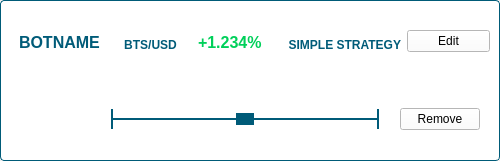
Old version of the form dexbot/views/orig/bot_item_widget.ui in the repository xeroc/stakemachine.
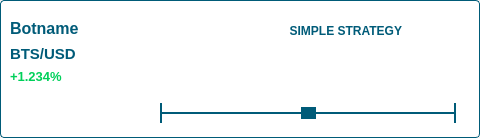
New version of the form. Icons and pictures are not drawn.

Commit message: Change styling of the bot item widget

The edit to the form file:
```diff
--- a/dexbot/views/orig/bot_item_widget.ui
+++ b/dexbot/views/orig/bot_item_widget.ui
@@ -9,12 +9,12 @@
    <rect>
     <x>0</x>
     <y>0</y>
-    <width>500</width>
-    <height>161</height>
+    <width>480</width>
+    <height>138</height>
    </rect>
   </property>
   <property name="sizePolicy">
-   <sizepolicy hsizetype="Fixed" vsizetype="Fixed">
+   <sizepolicy hsizetype="Expanding" vsizetype="Expanding">
     <horstretch>0</horstretch>
     <verstretch>0</verstretch>
    </sizepolicy>
@@ -22,25 +22,31 @@
   <property name="windowTitle">
    <string>widget</string>
   </property>
+  <layout class="QGridLayout" name="gridLayout_2">
+   <property name="leftMargin">
+    <number>0</number>
+   </property>
+   <property name="topMargin">
+    <number>0</number>
+   </property>
+   <property name="rightMargin">
+    <number>0</number>
+   </property>
+   <property name="bottomMargin">
+    <number>0</number>
+   </property>
+   <item row="0" column="0">
   <widget class="QFrame" name="widget_frame">
-   <property name="geometry">
-    <rect>
-     <x>0</x>
-     <y>0</y>
-     <width>500</width>
-     <height>161</height>
-    </rect>
-   </property>
    <property name="sizePolicy">
-    <sizepolicy hsizetype="Ignored" vsizetype="Ignored">
+      <sizepolicy hsizetype="Preferred" vsizetype="Preferred">
      <horstretch>0</horstretch>
      <verstretch>0</verstretch>
     </sizepolicy>
    </property>
    <property name="minimumSize">
     <size>
-     <width>491</width>
-     <height>161</height>
+       <width>480</width>
+       <height>137</height>
     </size>
    </property>
    <property name="maximumSize">
@@ -67,30 +73,112 @@
     <enum>QFrame::Raised</enum>
    </property>
    <layout class="QGridLayout" name="gridLayout_6">
-    <item row="4" column="0">
-     <layout class="QHBoxLayout" name="horizontalLayout">
-      <property name="sizeConstraint">
-       <enum>QLayout::SetDefaultConstraint</enum>
-      </property>
-      <property name="leftMargin">
-       <number>10</number>
-      </property>
-      <property name="rightMargin">
-       <number>10</number>
-      </property>
-      <item>
-       <widget class="QPushButton" name="play_button">
+      <item row="1" column="0">
+       <widget class="QWidget" name="widget_3" native="true">
         <property name="sizePolicy">
-         <sizepolicy hsizetype="Fixed" vsizetype="Fixed">
+         <sizepolicy hsizetype="Preferred" vsizetype="Preferred">
           <horstretch>0</horstretch>
           <verstretch>0</verstretch>
          </sizepolicy>
         </property>
+        <layout class="QHBoxLayout" name="horizontalLayout_4">
+         <property name="leftMargin">
+          <number>0</number>
+         </property>
+         <property name="rightMargin">
+          <number>0</number>
+         </property>
+         <property name="bottomMargin">
+          <number>1</number>
+         </property>
+         <item>
+          <widget class="QLabel" name="botname_label">
+           <property name="font">
+            <font>
+             <pointsize>12</pointsize>
+             <weight>75</weight>
+             <bold>true</bold>
+            </font>
+           </property>
+           <property name="styleSheet">
+            <string notr="true">color: #005B78;</string>
+           </property>
+           <property name="text">
+            <string>Botname</string>
+           </property>
+           <property name="alignment">
+            <set>Qt::AlignBottom|Qt::AlignLeading|Qt::AlignLeft</set>
+           </property>
+           <property name="textInteractionFlags">
+            <set>Qt::TextSelectableByMouse</set>
+           </property>
+          </widget>
+         </item>
+         <item>
+          <widget class="QLabel" name="strategy_label">
+           <property name="maximumSize">
+            <size>
+             <width>16777215</width>
+             <height>16777215</height>
+            </size>
+           </property>
+           <property name="font">
+            <font>
+             <pointsize>9</pointsize>
+             <weight>75</weight>
+             <bold>true</bold>
+            </font>
+           </property>
+           <property name="autoFillBackground">
+            <bool>false</bool>
+           </property>
+           <property name="styleSheet">
+            <string notr="true">color: #005B78;</string>
+           </property>
+           <property name="text">
+            <string>SIMPLE STRATEGY</string>
+           </property>
+           <property name="alignment">
+            <set>Qt::AlignBottom|Qt::AlignRight|Qt::AlignTrailing</set>
+           </property>
+           <property name="textInteractionFlags">
+            <set>Qt::TextSelectableByMouse</set>
+           </property>
+          </widget>
+         </item>
+         <item>
+          <widget class="QPushButton" name="edit_button">
+           <property name="maximumSize">
+            <size>
+             <width>28</width>
+             <height>16777215</height>
+            </size>
+           </property>
         <property name="cursor">
          <cursorShape>PointingHandCursor</cursorShape>
         </property>
-        <property name="statusTip">
-         <string extracomment="Start bot"/>
+           <property name="styleSheet">
+            <string notr="true">border: 0</string>
+           </property>
+           <property name="text">
+            <string/>
+           </property>
+           <property name="icon">
+            <iconset>
+             <normaloff>dexbot/img/pen.png</normaloff>dexbot/img/pen.png</iconset>
+           </property>
+          </widget>
+         </item>
+         <item>
+          <widget class="QPushButton" name="remove_button">
+           <property name="maximumSize">
+            <size>
+             <width>28</width>
+             <height>16777215</height>
+            </size>
+           </property>
+           <property name="cursor">
+            <cursorShape>PointingHandCursor</cursorShape>
         </property>
         <property name="styleSheet">
          <string notr="true">border: 0;</string>
@@ -104,41 +192,121 @@
         </property>
         <property name="iconSize">
          <size>
-          <width>30</width>
-          <height>30</height>
+             <width>20</width>
+             <height>20</height>
          </size>
         </property>
        </widget>
       </item>
+        </layout>
+       </widget>
+      </item>
+      <item row="3" column="0">
+       <layout class="QGridLayout" name="gridLayout">
+        <property name="leftMargin">
+         <number>0</number>
+        </property>
+        <item row="0" column="0">
+         <layout class="QGridLayout" name="gridLayout_3">
+          <item row="0" column="0">
+           <widget class="QWidget" name="widget_6" native="true">
+            <property name="minimumSize">
+             <size>
+              <width>130</width>
+              <height>0</height>
+             </size>
+            </property>
+            <layout class="QVBoxLayout" name="verticalLayout_5">
+             <property name="leftMargin">
+              <number>0</number>
+             </property>
+             <property name="topMargin">
+              <number>0</number>
+             </property>
+             <property name="rightMargin">
+              <number>0</number>
+             </property>
+             <property name="bottomMargin">
+              <number>0</number>
+             </property>
       <item>
-       <widget class="QPushButton" name="pause_button">
+              <widget class="QLabel" name="currency_label">
+               <property name="font">
+                <font>
+                 <pointsize>11</pointsize>
+                 <weight>75</weight>
+                 <bold>true</bold>
+                </font>
+               </property>
+               <property name="styleSheet">
+                <string notr="true">color: #005B78;</string>
+               </property>
+               <property name="text">
+                <string>BTS/USD</string>
+               </property>
+               <property name="alignment">
+                <set>Qt::AlignLeading|Qt::AlignLeft|Qt::AlignVCenter</set>
+               </property>
+               <property name="textInteractionFlags">
+                <set>Qt::TextSelectableByMouse</set>
+               </property>
+              </widget>
+             </item>
+             <item>
+              <widget class="QLabel" name="profit_label">
+               <property name="font">
+                <font>
+                 <pointsize>10</pointsize>
+                 <weight>75</weight>
+                 <bold>true</bold>
+                </font>
+               </property>
+               <property name="styleSheet">
+                <string notr="true">color: #00D05A;</string>
+               </property>
+               <property name="lineWidth">
+                <number>1</number>
+               </property>
+               <property name="text">
+                <string>+1.234%</string>
+               </property>
+               <property name="alignment">
+                <set>Qt::AlignLeading|Qt::AlignLeft|Qt::AlignVCenter</set>
+               </property>
+               <property name="textInteractionFlags">
+                <set>Qt::TextSelectableByMouse</set>
+               </property>
+              </widget>
+             </item>
+            </layout>
+           </widget>
+          </item>
+         </layout>
+        </item>
+        <item row="0" column="1" rowspan="2">
+         <widget class="QWidget" name="widget_4" native="true">
         <property name="sizePolicy">
-         <sizepolicy hsizetype="Fixed" vsizetype="Fixed">
+           <sizepolicy hsizetype="Expanding" vsizetype="Preferred">
           <horstretch>0</horstretch>
           <verstretch>0</verstretch>
          </sizepolicy>
         </property>
-        <property name="cursor">
-         <cursorShape>PointingHandCursor</cursorShape>
-        </property>
-        <property name="styleSheet">
-         <string notr="true">border: 0;
-</string>
-        </property>
-        <property name="text">
-         <string/>
-        </property>
-        <property name="icon">
-         <iconset>
-          <normaloff>dexbot/img/pause.png</normaloff>dexbot/img/pause.png</iconset>
-        </property>
-        <property name="iconSize">
+          <layout class="QVBoxLayout" name="verticalLayout_4">
+           <property name="bottomMargin">
+            <number>5</number>
+           </property>
+           <item>
+            <spacer name="verticalSpacer">
+             <property name="orientation">
+              <enum>Qt::Vertical</enum>
+             </property>
+             <property name="sizeHint" stdset="0">
          <size>
-          <width>30</width>
-          <height>30</height>
-         </size>
-        </property>
-       </widget>
+               <width>20</width>
+               <height>40</height>
+              </size>
+             </property>
+            </spacer>
       </item>
       <item>
        <widget class="QWidget" name="widget_2" native="true">
@@ -153,13 +321,19 @@
         </property>
         <layout class="QHBoxLayout" name="horizontalLayout_3">
          <property name="leftMargin">
-          <number>15</number>
+               <number>5</number>
          </property>
          <property name="rightMargin">
-          <number>15</number>
+               <number>5</number>
+              </property>
+              <property name="bottomMargin">
+               <number>0</number>
          </property>
          <item>
           <widget class="QSlider" name="horizontalSlider">
+                <property name="enabled">
+                 <bool>false</bool>
+                </property>
            <property name="sizePolicy">
             <sizepolicy hsizetype="Preferred" vsizetype="Fixed">
              <horstretch>0</horstretch>
@@ -173,7 +347,7 @@
 }
 QSlider::handle:horizontal {
 background: #005B78;
-width: 18px;
+width: 15px;
 margin: -5px 0;
 }
 QSlider {
@@ -201,152 +375,121 @@
         </layout>
        </widget>
       </item>
-      <item>
-       <widget class="QPushButton" name="remove_button">
-        <property name="cursor">
-         <cursorShape>PointingHandCursor</cursorShape>
-        </property>
-        <property name="text">
-         <string>Remove</string>
-        </property>
-       </widget>
-      </item>
-     </layout>
-    </item>
-    <item row="2" column="0">
-     <spacer name="verticalSpacer">
-      <property name="orientation">
-       <enum>Qt::Vertical</enum>
-      </property>
-      <property name="sizeType">
-       <enum>QSizePolicy::Fixed</enum>
-      </property>
-      <property name="sizeHint" stdset="0">
-       <size>
-        <width>20</width>
-        <height>20</height>
-       </size>
-      </property>
-     </spacer>
+          </layout>
+         </widget>
     </item>
     <item row="1" column="0">
-     <widget class="QWidget" name="widget_3" native="true">
+         <widget class="QWidget" name="widget_5" native="true">
       <property name="sizePolicy">
-       <sizepolicy hsizetype="Preferred" vsizetype="Fixed">
+           <sizepolicy hsizetype="Fixed" vsizetype="Preferred">
         <horstretch>0</horstretch>
         <verstretch>0</verstretch>
        </sizepolicy>
       </property>
-      <layout class="QHBoxLayout" name="horizontalLayout_4">
-       <property name="rightMargin">
-        <number>0</number>
-       </property>
-       <property name="bottomMargin">
-        <number>11</number>
-       </property>
-       <item>
-        <widget class="QLabel" name="botname_label">
-         <property name="font">
-          <font>
-           <pointsize>12</pointsize>
-           <weight>75</weight>
-           <bold>true</bold>
-          </font>
-         </property>
-         <property name="styleSheet">
-          <string notr="true">color: #005B78;</string>
-         </property>
-         <property name="text">
-          <string>BOTNAME</string>
-         </property>
-         <property name="alignment">
-          <set>Qt::AlignBottom|Qt::AlignLeading|Qt::AlignLeft</set>
-         </property>
-        </widget>
-       </item>
-       <item>
-        <widget class="QLabel" name="currency_label">
-         <property name="font">
-          <font>
-           <weight>75</weight>
-           <bold>true</bold>
-          </font>
-         </property>
-         <property name="styleSheet">
-          <string notr="true">color: #005B78;</string>
-         </property>
-         <property name="text">
-          <string>BTS/USD</string>
-         </property>
-         <property name="alignment">
-          <set>Qt::AlignBottom|Qt::AlignHCenter</set>
-         </property>
-        </widget>
-       </item>
-       <item>
-        <widget class="QLabel" name="profit_label">
-         <property name="font">
-          <font>
-           <pointsize>12</pointsize>
-           <weight>75</weight>
-           <bold>true</bold>
-          </font>
-         </property>
-         <property name="styleSheet">
-          <string notr="true">color: #00D05A;</string>
-         </property>
-         <property name="text">
-          <string>+1.234%</string>
-         </property>
-         <property name="alignment">
-          <set>Qt::AlignBottom|Qt::AlignLeading|Qt::AlignLeft</set>
-         </property>
-        </widget>
-       </item>
-       <item>
-        <widget class="QLabel" name="strategy_label">
          <property name="maximumSize">
           <size>
            <width>16777215</width>
            <height>16777215</height>
           </size>
          </property>
-         <property name="font">
-          <font>
-           <pointsize>9</pointsize>
-           <weight>75</weight>
-           <bold>true</bold>
-          </font>
-         </property>
-         <property name="autoFillBackground">
-          <bool>false</bool>
-         </property>
+          <layout class="QHBoxLayout" name="horizontalLayout_2">
+           <property name="leftMargin">
+            <number>0</number>
+           </property>
+           <property name="topMargin">
+            <number>0</number>
+           </property>
+           <property name="rightMargin">
+            <number>0</number>
+           </property>
+           <property name="bottomMargin">
+            <number>0</number>
+           </property>
+           <item>
+            <widget class="QPushButton" name="pause_button">
+             <property name="sizePolicy">
+              <sizepolicy hsizetype="Fixed" vsizetype="Fixed">
+               <horstretch>0</horstretch>
+               <verstretch>0</verstretch>
+              </sizepolicy>
+             </property>
+             <property name="cursor">
+              <cursorShape>PointingHandCursor</cursorShape>
+             </property>
          <property name="styleSheet">
-          <string notr="true">color: #005B78;</string>
+              <string notr="true">border: 0;
+</string>
          </property>
          <property name="text">
-          <string>SIMPLE STRATEGY</string>
-         </property>
-         <property name="alignment">
-          <set>Qt::AlignBottom|Qt::AlignRight|Qt::AlignTrailing</set>
-         </property>
+              <string/>
+             </property>
+             <property name="icon">
+              <iconset>
+               <normaloff>dexbot/img/pause.png</normaloff>
+               <normalon>dexbot/img/play.png</normalon>dexbot/img/pause.png</iconset>
+             </property>
+             <property name="iconSize">
+              <size>
+               <width>30</width>
+               <height>30</height>
+              </size>
+             </property>
         </widget>
        </item>
        <item>
-        <widget class="QPushButton" name="edit_button">
+            <widget class="QPushButton" name="play_button">
+             <property name="sizePolicy">
+              <sizepolicy hsizetype="Fixed" vsizetype="Fixed">
+               <horstretch>0</horstretch>
+               <verstretch>0</verstretch>
+              </sizepolicy>
+             </property>
          <property name="cursor">
           <cursorShape>PointingHandCursor</cursorShape>
          </property>
+             <property name="statusTip">
+              <string extracomment="Start bot"/>
+             </property>
+             <property name="styleSheet">
+              <string notr="true">border: 0;</string>
+             </property>
          <property name="text">
-          <string>Edit</string>
-         </property>
-        </widget>
-       </item>
+              <string/>
+             </property>
+             <property name="icon">
+              <iconset>
+               <normaloff>dexbot/img/play.png</normaloff>dexbot/img/play.png</iconset>
+             </property>
+             <property name="iconSize">
+              <size>
+               <width>30</width>
+               <height>30</height>
+              </size>
+             </property>
+            </widget>
+           </item>
+           <item>
+            <spacer name="horizontalSpacer">
+             <property name="orientation">
+              <enum>Qt::Horizontal</enum>
+             </property>
+             <property name="sizeHint" stdset="0">
+              <size>
+               <width>40</width>
+               <height>20</height>
+              </size>
+             </property>
+            </spacer>
+           </item>
       </layout>
      </widget>
     </item>
    </layout>
-  </widget>
+      </item>
+     </layout>
+    </widget>
+   </item>
+  </layout>
  </widget>
  <resources/>
  <connections/>
```
Left out of the diff: 2 changed lines with no effect on the pictures. Lines whose indentation alone changed are shown as unchanged. The commit also changes 3 other files.
